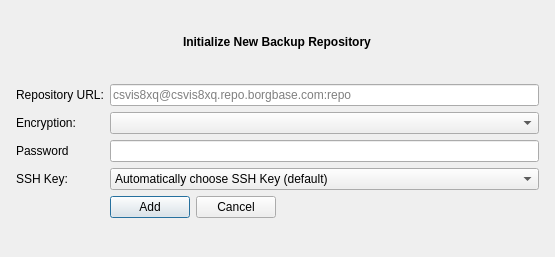
This is src/vorta/assets/UI/repoadd.ui in borgbase/vorta as Qt 5 draws it before an edit. The edited form follows.
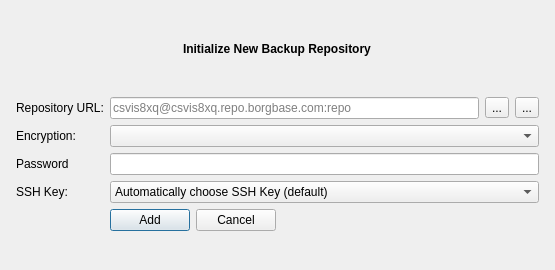
This is the edited form. Icons and pictures are not drawn.

Commit message: Allow adding local repos. Fixes #14.

What changed in the file:
```diff
--- a/src/vorta/assets/UI/repoadd.ui
+++ b/src/vorta/assets/UI/repoadd.ui
@@ -7,7 +7,7 @@
     <x>0</x>
     <y>0</y>
     <width>555</width>
-    <height>257</height>
+    <height>270</height>
    </rect>
   </property>
   <property name="windowTitle">
@@ -42,20 +42,55 @@
       </widget>
      </item>
      <item row="0" column="1">
-      <widget class="QLineEdit" name="repoURL">
-       <property name="placeholderText">
-        <string>csvis8xq@csvis8xq.repo.borgbase.com:repo</string>
+      <layout class="QHBoxLayout" name="horizontalLayout_3">
+       <property name="leftMargin">
+        <number>0</number>
        </property>
-      </widget>
+       <property name="topMargin">
+        <number>0</number>
+       </property>
+       <item>
+        <widget class="QLineEdit" name="repoURL">
+         <property name="placeholderText">
+          <string>csvis8xq@csvis8xq.repo.borgbase.com:repo</string>
+         </property>
+        </widget>
+       </item>
+       <item>
+        <widget class="QToolButton" name="chooseLocalFolderButton">
+         <property name="toolTip">
+          <string>Choose a local path as repository.</string>
+         </property>
+         <property name="text">
+          <string>...</string>
+         </property>
+         <property name="icon">
+          <iconset resource="../icons/collection.qrc">
+           <normaloff>:/icons/folder-open.svg</normaloff>:/icons/folder-open.svg</iconset>
+         </property>
+        </widget>
+       </item>
+       <item>
+        <widget class="QToolButton" name="useRemoteRepoButton">
+         <property name="text">
+          <string>...</string>
+         </property>
+         <property name="icon">
+          <iconset resource="../icons/collection.qrc">
+           <normaloff>:/icons/globe.svg</normaloff>:/icons/globe.svg</iconset>
+         </property>
+        </widget>
+       </item>
+      </layout>
      </item>
-     <item row="1" column="0">
+     <item row="3" column="0">
       <widget class="QLabel" name="encryptionLabel">
        <property name="text">
         <string>Encryption:</string>
        </property>
       </widget>
      </item>
-     <item row="1" column="1">
+     <item row="3" column="1">
       <widget class="QComboBox" name="encryptionComboBox">
        <property name="sizePolicy">
         <sizepolicy hsizetype="Expanding" vsizetype="Fixed">
@@ -65,14 +100,31 @@
        </property>
       </widget>
      </item>
-     <item row="3" column="0">
+     <item row="4" column="0">
+      <widget class="QLabel" name="label_3">
+       <property name="text">
+        <string>Password</string>
+       </property>
+      </widget>
+     </item>
+     <item row="4" column="1">
+      <widget class="QLineEdit" name="passwordLineEdit">
+       <property name="enabled">
+        <bool>true</bool>
+       </property>
+       <property name="echoMode">
+        <enum>QLineEdit::Password</enum>
+       </property>
+      </widget>
+     </item>
+     <item row="5" column="0">
       <widget class="QLabel" name="label_4">
        <property name="text">
         <string>SSH Key:</string>
        </property>
       </widget>
      </item>
-     <item row="3" column="1">
+     <item row="5" column="1">
       <widget class="QComboBox" name="sshComboBox">
        <property name="sizePolicy">
         <sizepolicy hsizetype="Expanding" vsizetype="Fixed">
@@ -87,7 +139,25 @@
        </item>
       </widget>
      </item>
-     <item row="5" column="1">
+     <item row="6" column="1">
+      <layout class="QHBoxLayout" name="horizontalLayout_2">
+       <item>
+        <widget class="QPushButton" name="saveButton">
+         <property name="text">
+          <string>Add</string>
+         </property>
+        </widget>
+       </item>
+       <item>
+        <widget class="QPushButton" name="closeButton">
+         <property name="text">
+          <string>Cancel</string>
+         </property>
+        </widget>
+       </item>
+      </layout>
+     </item>
+     <item row="7" column="1">
       <widget class="QLabel" name="errorText">
        <property name="font">
         <font>
@@ -108,41 +178,6 @@
        </property>
       </widget>
      </item>
-     <item row="2" column="0">
-      <widget class="QLabel" name="label_3">
-       <property name="text">
-        <string>Password</string>
-       </property>
-      </widget>
-     </item>
-     <item row="2" column="1">
-      <widget class="QLineEdit" name="passwordLineEdit">
-       <property name="enabled">
-        <bool>true</bool>
-       </property>
-       <property name="echoMode">
-        <enum>QLineEdit::Password</enum>
-       </property>
-      </widget>
-     </item>
-     <item row="4" column="1">
-      <layout class="QHBoxLayout" name="horizontalLayout_2">
-       <item>
-        <widget class="QPushButton" name="saveButton">
-         <property name="text">
-          <string>Add</string>
-         </property>
-        </widget>
-       </item>
-       <item>
-        <widget class="QPushButton" name="closeButton">
-         <property name="text">
-          <string>Cancel</string>
-         </property>
-        </widget>
-       </item>
-      </layout>
-     </item>
     </layout>
    </item>
    <item row="0" column="0" alignment="Qt::AlignHCenter">
```
Left out of the diff: 6 changed lines with no effect on the pictures. The commit also changes 10 other files.
